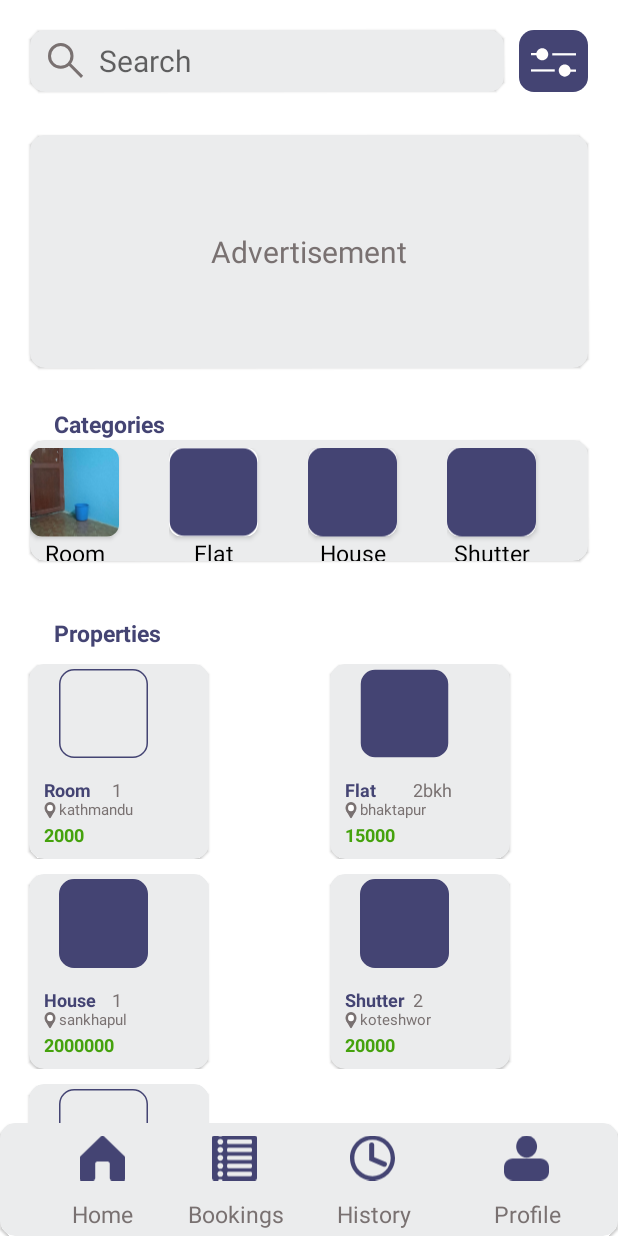
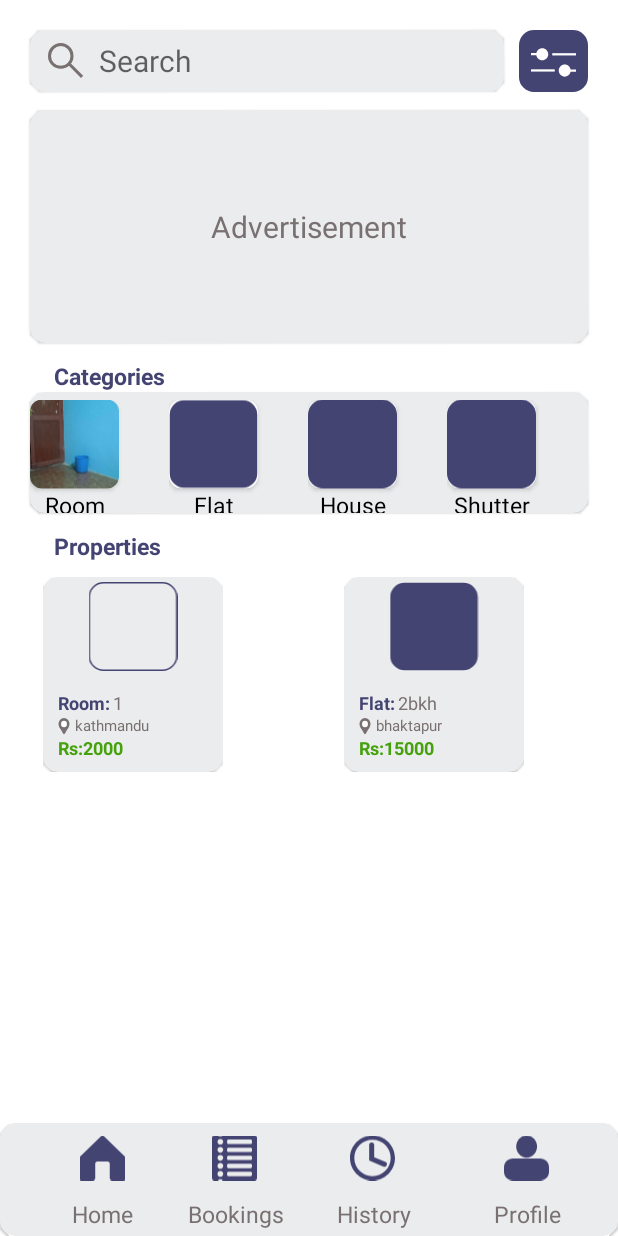
Before and after one commit to dikshaghimire11/Dera, an Android app: the screen it shows after launch (UserDashboard), on a phone screen of 412 x 824 dp. Run offline under Robolectric (Android 15) with nearby library versions, the light colour scheme and no system bars.

Commit message:
properties gridview ma linear layout implement gareko chhu

```diff
--- a/app/src/main/java/com/dera/UserHome.java
+++ b/app/src/main/java/com/dera/UserHome.java
@@ -36,11 +36,11 @@
 
 
         propertiesList=view.findViewById(R.id.propertieslist);
-        String[] heading={"Room","Flat","House","Shutter","Rooms"};
-        String[] location={"kathmandu","bhaktapur","sankhapul","koteshwor","lokanthali"};
-        String[] price={"2000","15000","2000000","20000","8000"};
-        String[] number={"1","2bkh","1","2","3"};
-        int[] photo={R.drawable.roomicon,R.drawable.flaticon,R.drawable.houseicon,R.drawable.shuttericon,R.drawable.roomicon};
+        String[] heading={"Room","Flat","House","Shutter","Rooms","flat","house","flat","house"};
+        String[] location={"kathmandu","bhaktapur","sankhapul","koteshwor","lokanthali","koteshwor","lokanthali","koteshwor","lokanthali"};
+        String[] price={"2000","15000","2000000","20000","8000","20000","8000","2000000","20000"};
+        String[] number={"1","2bkh","1","2","3","2","3","2bkh","1"};
+        int[] photo={R.drawable.roomicon,R.drawable.flaticon,R.drawable.houseicon,R.drawable.shuttericon,R.drawable.roomicon,R.drawable.shuttericon,R.drawable.roomicon,R.drawable.shuttericon,R.drawable.roomicon};
         PropertyGridView propertyGridView=new PropertyGridView(getActivity(),heading,number,location,photo,price);
         propertiesList.setAdapter(propertyGridView);
     }
--- a/app/src/main/res/layout/fragment_user_home.xml
+++ b/app/src/main/res/layout/fragment_user_home.xml
@@ -144,15 +144,15 @@
 
             <GridView
                 android:id="@+id/propertieslist"
-                android:layout_width="match_parent"
-                android:layout_height="500dp"
+                android:layout_width="wrap_content"
+                android:layout_height="match_parent"
                 android:horizontalSpacing="10dp"
                 android:numColumns="2"
                 android:padding="10dp"
                 android:verticalSpacing="10dp"
                 app:layout_constraintBottom_toBottomOf="parent"
                 app:layout_constraintEnd_toEndOf="parent"
-                app:layout_constraintStart_toStartOf="parent"
+                app:layout_constraintStart_toStartOf="@+id/LeftGuideLine"
                 app:layout_constraintTop_toBottomOf="@+id/propertiesTV"
                 app:layout_constraintVertical_bias="0.07999998" />
 
--- a/app/src/main/res/layout/propertiesgridview.xml
+++ b/app/src/main/res/layout/propertiesgridview.xml
@@ -1,40 +1,63 @@
 <?xml version="1.0" encoding="utf-8"?>
 <androidx.constraintlayout.widget.ConstraintLayout xmlns:android="http://schemas.android.com/apk/res/android"
+    xmlns:app="http://schemas.android.com/apk/res-auto"
     xmlns:tools="http://schemas.android.com/tools"
     android:layout_width="match_parent"
-    android:layout_height="match_parent"
-    xmlns:app="http://schemas.android.com/apk/res-auto">
+    android:layout_height="match_parent">
+
+    <androidx.appcompat.widget.LinearLayoutCompat
+        android:layout_width="wrap_content"
+        android:layout_height="wrap_content"
+        android:orientation="vertical"
+        app:layout_constraintBottom_toBottomOf="parent"
+        app:layout_constraintEnd_toEndOf="parent"
+        app:layout_constraintHorizontal_bias="0.12"
+        app:layout_constraintStart_toStartOf="parent"
+        app:layout_constraintTop_toTopOf="parent"
+        app:layout_constraintVertical_bias="0.01999998">
 
         <com.google.android.material.card.MaterialCardView
             android:id="@+id/materialCardView"
             android:layout_width="120dp"
             android:layout_height="130dp"
             android:backgroundTint="@color/textboxcolor"
-        app:cardCornerRadius="10dp"
-        app:layout_constraintBottom_toBottomOf="parent"
-        app:layout_constraintEnd_toEndOf="parent"
-        app:layout_constraintHorizontal_bias="0.13"
-        app:layout_constraintStart_toStartOf="parent"
-        app:layout_constraintTop_toTopOf="parent"
-        app:layout_constraintVertical_bias="0.04000002" >
+            app:cardCornerRadius="10dp">
 
             <androidx.appcompat.widget.AppCompatImageView
                 android:id="@+id/merotauko"
+                android:layout_width="match_parent"
+                android:layout_height="wrap_content"
+                android:layout_marginHorizontal="5dp"
+                android:layout_marginTop="3dp"
+                android:src="@mipmap/ic_launcher"
+                android:translationZ="10dp" />
+
+            <androidx.appcompat.widget.LinearLayoutCompat
                 android:layout_width="wrap_content"
                 android:layout_height="wrap_content"
-            android:src="@mipmap/ic_launcher"
-            android:layout_marginLeft="20dp"
-            android:layout_marginTop="3dp"
-            android:translationZ="10dp" />
+                android:layout_marginLeft="10dp"
+                android:layout_marginTop="75dp"
+                android:gravity="center_vertical">
 
                 <androidx.appcompat.widget.AppCompatTextView
                     android:id="@+id/title"
                     android:layout_width="wrap_content"
                     android:layout_height="wrap_content"
+
                     android:backgroundTint="@color/textboxcolor"
-            android:text="Shutter:"
-            android:layout_marginLeft="10dp"
-            android:layout_marginTop="75dp"
+                    android:text="Shutter"
+                    android:textColor="@color/themecolor"
+                    android:textSize="12sp"
+                    android:textStyle="bold"
+                    android:translationZ="10dp"
+                    tools:layout_editor_absoluteZ="140dp" />
+
+                <androidx.appcompat.widget.AppCompatTextView
+                    android:layout_width="wrap_content"
+                    android:layout_height="wrap_content"
+
+                    android:backgroundTint="@color/textboxcolor"
+                    android:text=":"
                     android:textColor="@color/themecolor"
                     android:textSize="12sp"
                     android:textStyle="bold"
@@ -45,20 +68,25 @@
                     android:id="@+id/number"
                     android:layout_width="wrap_content"
                     android:layout_height="wrap_content"
+                    android:layout_marginLeft="2dp"
                     android:backgroundTint="@color/textboxcolor"
                     android:text="2"
-            android:layout_marginLeft="55dp"
-            android:layout_marginTop="75dp"
                     android:textColor="@color/textcolor"
                     android:textSize="12sp"
                     android:translationZ="10dp" />
+            </androidx.appcompat.widget.LinearLayoutCompat>
+
+            <androidx.appcompat.widget.LinearLayoutCompat
+                android:layout_width="wrap_content"
+                android:layout_height="wrap_content"
+                android:layout_marginLeft="10dp"
+                android:layout_marginTop="92dp">
 
                 <androidx.appcompat.widget.AppCompatImageView
                     android:id="@+id/locationIV"
+                    android:layout_marginTop="2dp"
                     android:layout_width="wrap_content"
                     android:layout_height="wrap_content"
-            android:layout_marginLeft="10dp"
-            android:layout_marginTop="92dp"
                     android:src="@drawable/locationlogo"
                     android:translationZ="10dp" />
 
@@ -66,26 +94,42 @@
                     android:id="@+id/locationTV"
                     android:layout_width="wrap_content"
                     android:layout_height="wrap_content"
+                    android:layout_marginLeft="3dp"
                     android:text="Kathmandu"
-            android:layout_marginLeft="20dp"
-            android:layout_marginTop="90dp"
                     android:textColor="@color/textcolor"
                     android:textSize="10sp"
+                    android:translationZ="10dp" />
+            </androidx.appcompat.widget.LinearLayoutCompat>
+
+            <androidx.appcompat.widget.LinearLayoutCompat
+                android:layout_width="wrap_content"
+                android:layout_height="wrap_content"
+                android:layout_marginLeft="10dp"
+                android:layout_marginTop="105dp"
+                android:orientation="horizontal"
+                >
+            <androidx.appcompat.widget.AppCompatTextView
+                android:layout_width="wrap_content"
+                android:layout_height="wrap_content"
+                android:text="Rs:"
+                android:textColor="@color/pricecolor"
+                android:textSize="12sp"
+                android:textStyle="bold"
                 android:translationZ="10dp" />
 
             <androidx.appcompat.widget.AppCompatTextView
                 android:id="@+id/priceTV"
                 android:layout_width="wrap_content"
                 android:layout_height="wrap_content"
-            android:text="Rs:2000"
+                android:text="2000"
                 android:textColor="@color/pricecolor"
                 android:textSize="12sp"
-            android:layout_marginLeft="10dp"
-            android:layout_marginTop="105dp"
                 android:textStyle="bold"
                 android:translationZ="10dp" />
+            </androidx.appcompat.widget.LinearLayoutCompat>
 
         </com.google.android.material.card.MaterialCardView>
+    </androidx.appcompat.widget.LinearLayoutCompat>
 
 
 </androidx.constraintlayout.widget.ConstraintLayout>
```
Lines whose indentation alone changed are shown as unchanged.
